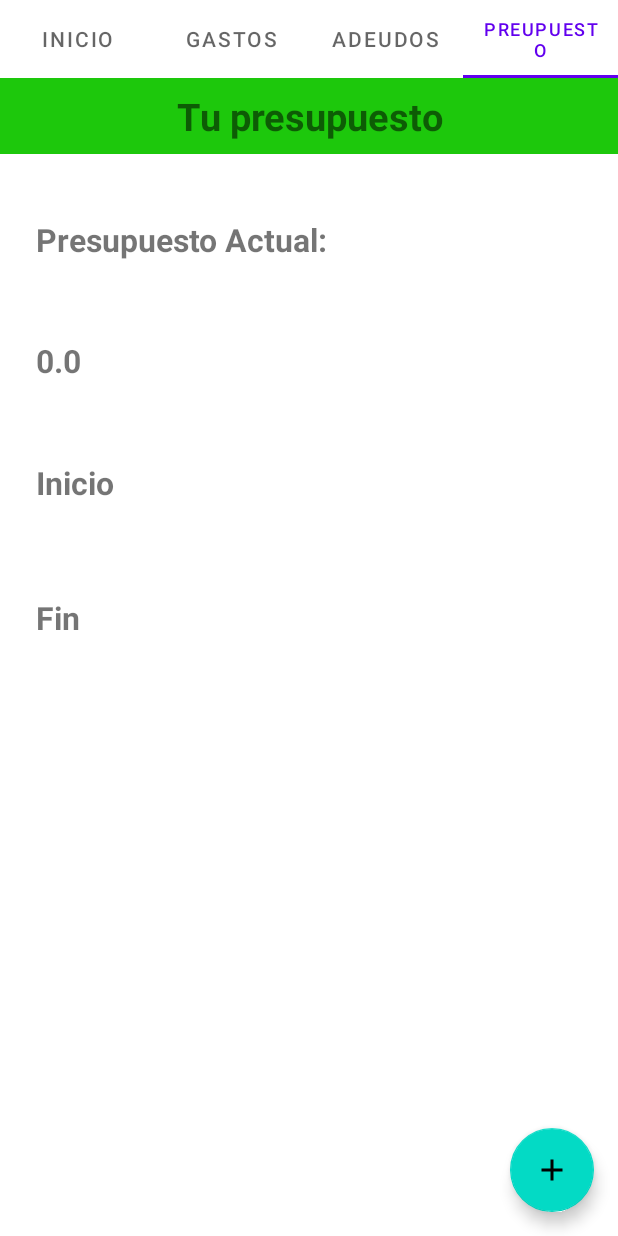
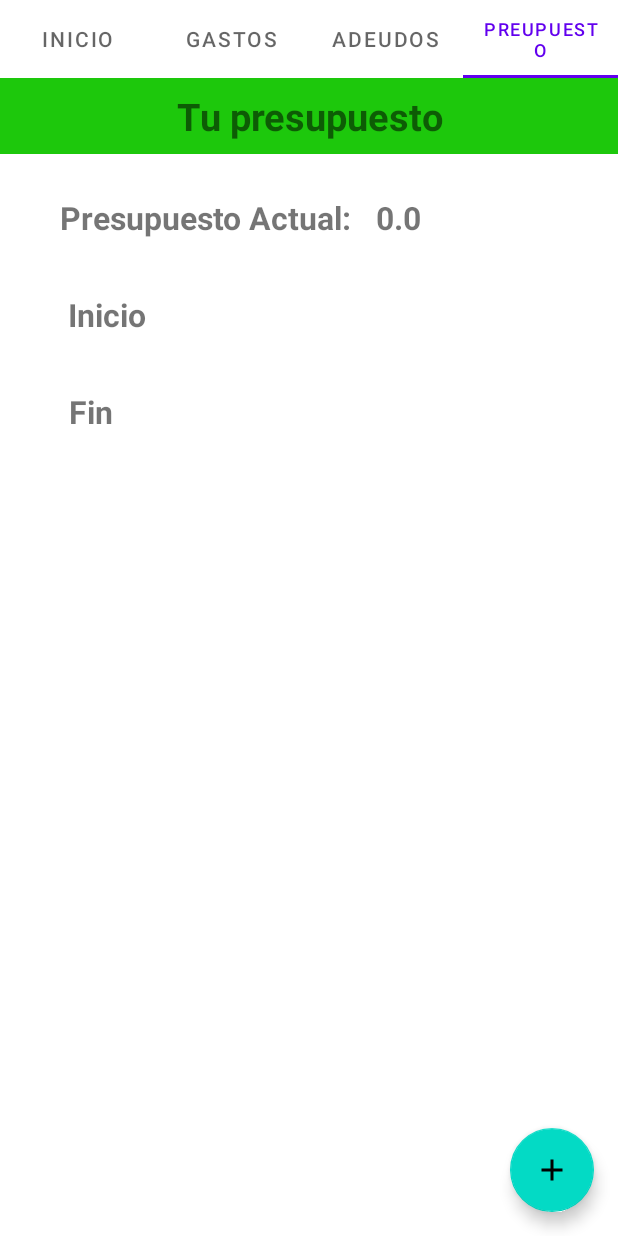
Before and after one commit to adaiirM/registrarGasto, an Android app: the screen it shows after launch (MainActivity), tab 4 chosen, on a phone screen of 412 x 824 dp. Run offline under Robolectric (Android 15) with nearby library versions, the phone set to English and light mode, and no system bars; libraries missing offline, so code that uses them is left out: com.github.sundeepk.compactcalendarview; 3 statements that could not run were skipped.

Commit message:
Cambio de colores de margenes y posiciones de elementos

```diff
--- a/app/src/main/res/layout/activity_adeudo.xml
+++ b/app/src/main/res/layout/activity_adeudo.xml
@@ -8,6 +8,14 @@
     android:fitsSystemWindows="true"
     tools:context=".view.activity.AdeudoActivity">
 
+    <TextView
+        android:layout_width="wrap_content"
+        android:layout_height="wrap_content"
+        android:layout_marginStart="16dp"
+        android:layout_marginEnd="16dp"
+        android:layout_marginTop="16dp"
+        android:text="Tipo de adeudo:"/>
+
     <Spinner
         android:id="@+id/ac_spinner_tipo_gasto_ad"
         android:layout_width="match_parent"
@@ -16,7 +24,8 @@
         android:layout_marginEnd="16dp"
         android:layout_marginTop="16dp"
         android:textSize="24sp"
-        android:minHeight="70dp"/>
+        android:minHeight="70dp"
+        android:background="@drawable/borde"/>
 
     <com.google.android.material.textfield.TextInputLayout
         android:id="@+id/text_input_layout_nom_gasto"
--- a/app/src/main/res/layout/activity_gastos.xml
+++ b/app/src/main/res/layout/activity_gastos.xml
@@ -42,16 +42,17 @@
         android:layout_marginEnd="16dp"
         android:layout_marginTop="16dp"
         android:text="Tipo de pago:" />
+
     <Spinner
         android:id="@+id/spinner_tipo_gasto"
+        android:background="@drawable/borde"
         android:layout_width="match_parent"
         android:layout_height="wrap_content"
         android:layout_marginStart="16dp"
         android:layout_marginEnd="16dp"
         android:layout_marginTop="16dp"
         android:textSize="24dp"
-        android:minHeight="70dp"
-        />
+        android:minHeight="70dp"/>
 
 
     <com.google.android.material.textfield.TextInputLayout
@@ -154,7 +155,7 @@
             android:id="@+id/edt_total_gasto"
             android:layout_width="match_parent"
             android:layout_height="wrap_content"
-            android:inputType="number"
+            android:inputType="numberSigned"
             android:focusable="false"
             android:clickable="false"
             android:textColorHint="#757575"
--- a/app/src/main/res/layout/fragment_inicio.xml
+++ b/app/src/main/res/layout/fragment_inicio.xml
@@ -64,7 +64,6 @@
         android:layout_height="310dp"
         android:orientation="vertical"
         android:scrollbars="vertical"
-        app:layout_constraintBottom_toBottomOf="parent"
         app:layout_constraintEnd_toEndOf="parent"
         app:layout_constraintStart_toStartOf="parent"
         app:layout_constraintTop_toBottomOf="@+id/textView2">
@@ -76,8 +75,10 @@
             android:layout_marginTop="10dp"
             app:layout_constraintBottom_toBottomOf="parent"
             app:layout_constraintEnd_toEndOf="parent"
+            app:layout_constraintHorizontal_bias="0.0"
             app:layout_constraintStart_toStartOf="parent"
             app:layout_constraintTop_toTopOf="parent"
+            app:layout_constraintVertical_bias="1.0"
             tools:listitem="@layout/item_list_gastos" />
     </androidx.constraintlayout.widget.ConstraintLayout>
 
@@ -103,15 +104,16 @@
             app:layout_constraintTop_toTopOf="parent"
             app:layout_constraintVertical_bias="0.512" />
 
-        <TextView
+         <TextView
             android:id="@+id/mosPresupuesto"
             android:layout_width="102dp"
             android:layout_height="32dp"
-            app:layout_constraintBottom_toBottomOf="parent"
+            android:textColor="@color/purple_500"
+            app:layout_constraintBottom_toBottomOf="@+id/textPresupuesto"
             app:layout_constraintEnd_toStartOf="@+id/buttonCambiar"
             app:layout_constraintHorizontal_bias="0.395"
             app:layout_constraintStart_toEndOf="@+id/textPresupuesto"
-            app:layout_constraintTop_toTopOf="parent" />
+            app:layout_constraintTop_toTopOf="@+id/textPresupuesto" />
 
         <Button
             android:id="@+id/buttonCambiar"
--- a/app/src/main/res/layout/fragment_presupuesto.xml
+++ b/app/src/main/res/layout/fragment_presupuesto.xml
@@ -37,100 +37,89 @@
 
                 <TextView
                     android:id="@+id/txtpres"
-                    android:layout_width="331dp"
-                    android:layout_height="55dp"
+                    android:layout_width="wrap_content"
+                    android:layout_height="wrap_content"
+                    android:layout_margin="20dp"
                     android:padding="8dp"
                     android:text="Presupuesto Actual:"
                     android:textSize="21sp"
                     android:textStyle="bold"
-                    app:layout_constraintBottom_toBottomOf="parent"
                     app:layout_constraintEnd_toEndOf="parent"
-                    app:layout_constraintHorizontal_bias="0.2"
+                    app:layout_constraintHorizontal_bias="0.075"
                     app:layout_constraintStart_toStartOf="parent"
                     app:layout_constraintTop_toTopOf="parent"
-                    app:layout_constraintVertical_bias="0.052"
                     tools:ignore="MissingConstraints" />
 
                 <TextView
                     android:id="@+id/txtmosPres"
-                    android:layout_width="331dp"
-                    android:layout_height="55dp"
+                    android:layout_width="wrap_content"
+                    android:layout_height="wrap_content"
                     android:focusable="false"
                     android:padding="8dp"
                     android:textSize="21sp"
                     android:textStyle="bold"
-                    app:layout_constraintBottom_toBottomOf="parent"
-                    app:layout_constraintEnd_toEndOf="parent"
-                    app:layout_constraintHorizontal_bias="0.2"
-                    app:layout_constraintStart_toStartOf="parent"
-                    app:layout_constraintTop_toTopOf="parent"
+                    app:layout_constraintBottom_toBottomOf="@+id/txtpres"
+                    app:layout_constraintStart_toEndOf="@+id/txtpres"
+                    app:layout_constraintTop_toTopOf="@+id/txtpres"
                     app:layout_constraintVertical_bias="0.173"
                     tools:ignore="MissingConstraints" />
 
                 <TextView
                     android:id="@+id/txtmosInPres"
-                    android:layout_width="126dp"
-                    android:layout_height="55dp"
+                    android:layout_width="wrap_content"
+                    android:layout_height="wrap_content"
+                    android:focusable="false"
+                    android:layout_margin="20dp"
+                    android:padding="8dp"
+                    android:text="Inicio"
+                    android:textSize="21sp"
+                    android:textStyle="bold"
+                    app:layout_constraintEnd_toEndOf="parent"
+                    app:layout_constraintHorizontal_bias="0.056"
+                    app:layout_constraintStart_toStartOf="parent"
+                    app:layout_constraintTop_toBottomOf="@+id/txtpres"
+                    tools:ignore="MissingConstraints" />
+
+                <TextView
+                    android:id="@+id/txtFinPres"
+                    android:layout_width="wrap_content"
+                    android:layout_height="wrap_content"
+                    android:focusable="false"
+                    android:layout_margin="20dp"
+                    android:padding="8dp"
+                    android:text="Fin"
+                    android:textSize="21sp"
+                    android:textStyle="bold"
+                    app:layout_constraintEnd_toEndOf="parent"
+                    app:layout_constraintHorizontal_bias="0.056"
+                    app:layout_constraintStart_toStartOf="parent"
+                    app:layout_constraintTop_toBottomOf="@+id/txtmosInPres"
+                    tools:ignore="MissingConstraints" />
+
+                <TextView
+                    android:id="@+id/txtmosMosInPres"
+                    android:layout_width="wrap_content"
+                    android:layout_height="wrap_content"
                     android:focusable="false"
                     android:padding="8dp"
                     android:textSize="21sp"
                     android:textStyle="bold"
-                    android:text="Inicio"
-                    app:layout_constraintBottom_toBottomOf="parent"
-                    app:layout_constraintEnd_toEndOf="parent"
-                    app:layout_constraintHorizontal_bias="0.056"
-                    app:layout_constraintStart_toStartOf="parent"
-                    app:layout_constraintTop_toTopOf="parent"
-                    app:layout_constraintVertical_bias="0.295"
+                    app:layout_constraintBottom_toBottomOf="@+id/txtmosInPres"
+                    app:layout_constraintStart_toEndOf="@+id/txtmosInPres"
+                    app:layout_constraintTop_toTopOf="@+id/txtmosInPres"
                     tools:ignore="MissingConstraints" />
 
                 <TextView
-                    android:id="@+id/txtFinPres"
-                    android:layout_width="126dp"
-                    android:layout_height="55dp"
+                    android:id="@+id/txtmosFinPres"
+                    android:layout_width="wrap_content"
+                    android:layout_height="wrap_content"
                     android:focusable="false"
                     android:padding="8dp"
                     android:textSize="21sp"
                     android:textStyle="bold"
-                    android:text="Fin"
-                    app:layout_constraintBottom_toBottomOf="parent"
-                    app:layout_constraintEnd_toEndOf="parent"
-                    app:layout_constraintHorizontal_bias="0.056"
-                    app:layout_constraintStart_toStartOf="parent"
-                    app:layout_constraintTop_toTopOf="parent"
-                    app:layout_constraintVertical_bias="0.43"
-                    tools:ignore="MissingConstraints" />
-
-                <TextView
-                    android:id="@+id/txtmosMosInPres"
-                    android:layout_width="194dp"
-                    android:layout_height="53dp"
-                    android:focusable="false"
-                    android:padding="8dp"
-                    android:textSize="21sp"
-                    android:textStyle="bold"
-                    app:layout_constraintBottom_toBottomOf="parent"
-                    app:layout_constraintEnd_toEndOf="parent"
-                    app:layout_constraintHorizontal_bias="0.705"
-                    app:layout_constraintStart_toStartOf="parent"
-                    app:layout_constraintTop_toTopOf="parent"
-                    app:layout_constraintVertical_bias="0.297"
-                    tools:ignore="MissingConstraints" />
-
-                <TextView
-                    android:id="@+id/txtmosFinPres"
-                    android:layout_width="194dp"
-                    android:layout_height="53dp"
-                    android:focusable="false"
-                    android:padding="8dp"
-                    android:textSize="21sp"
-                    android:textStyle="bold"
-                    app:layout_constraintBottom_toBottomOf="parent"
-                    app:layout_constraintEnd_toEndOf="parent"
-                    app:layout_constraintHorizontal_bias="0.709"
-                    app:layout_constraintStart_toStartOf="parent"
-                    app:layout_constraintTop_toTopOf="parent"
-                    app:layout_constraintVertical_bias="0.427"
+                    app:layout_constraintBottom_toBottomOf="@+id/txtFinPres"
+                    app:layout_constraintStart_toEndOf="@+id/txtFinPres"
+                    app:layout_constraintTop_toTopOf="@+id/txtFinPres"
                     tools:ignore="MissingConstraints" />
 
             </androidx.constraintlayout.widget.ConstraintLayout>
```
